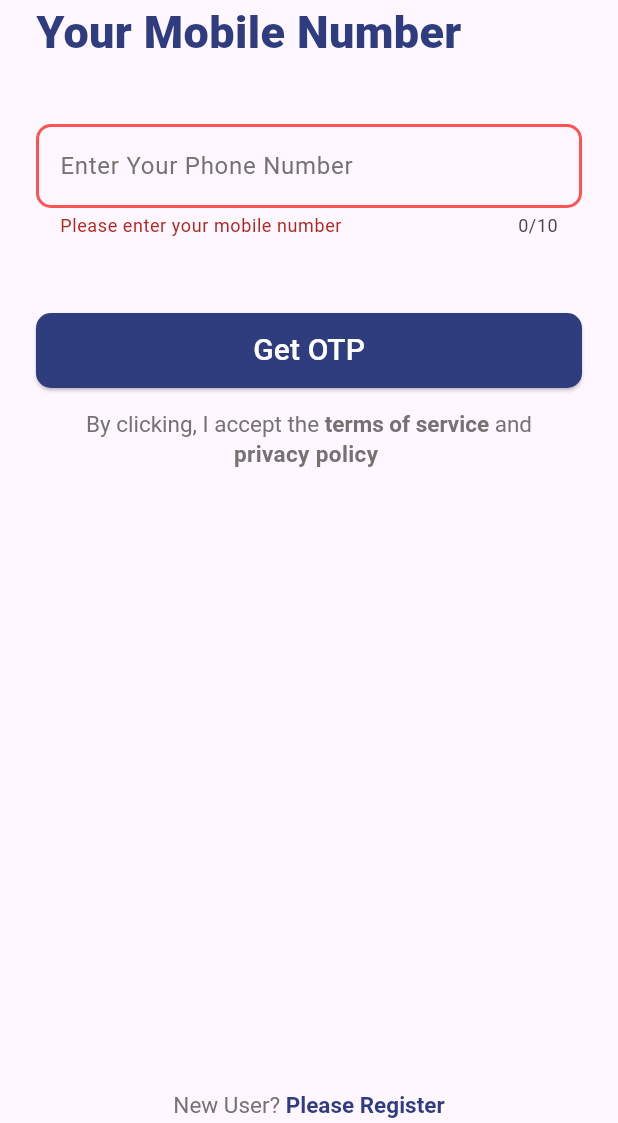
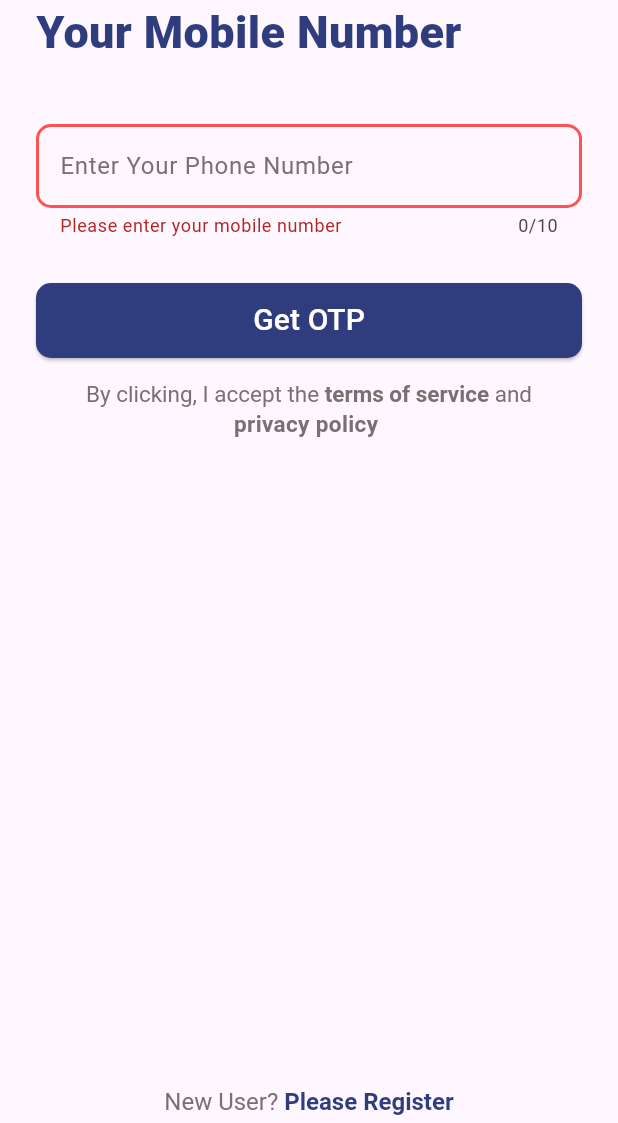
Before and after one commit to Mohammad-Rishad-p/info_cab, a Flutter app: the screen it shows after launch, after a tap on "Get OTP", on a phone screen of 412 x 824 dp, the part 113-1236 px from its top. Run offline on Flutter 3.47's test engine with Material 3 defaults, Android fonts, the phone set to English and light mode, and no system bars.

Commit message:
editted textfield in home, register,

```diff
--- a/lib/pages/user/dashboard_page.dart
+++ b/lib/pages/user/dashboard_page.dart
@@ -37,7 +37,6 @@ class _DashboardPageState extends State<DashboardPage> {
   ];
 
   void _onItemClick(int value) {
-    // [setState] is used to rebuild the [StatefulWidget].
     setState(() {
       _currentIndex = value;
     });
--- a/lib/pages/user/home_page.dart
+++ b/lib/pages/user/home_page.dart
@@ -7,10 +7,8 @@ import 'package:info_cab_u/components/container_card_widget.dart';
 import 'package:info_cab_u/components/round_image_widget.dart';
 import 'package:info_cab_u/components/bottom_navigation.dart';
 
-
 class HomePage extends StatefulWidget {
   const HomePage({super.key});
-
 
   @override
   State<HomePage> createState() => _MyHomePageState();
@@ -32,9 +30,10 @@ class _MyHomePageState extends State<HomePage> {
   Widget build(BuildContext context) {
     return Scaffold(
       appBar: AppBar(
-        title: Text('Home',style: TextStyle(
-          fontWeight: FontWeight.bold
-        ),),
+        title: const Text(
+          'Home',
+          style: TextStyle(fontWeight: FontWeight.bold),
+        ),
         centerTitle: true,
       ),
       drawer: Drawer(
@@ -44,7 +43,6 @@ class _MyHomePageState extends State<HomePage> {
             DrawerHeader(
               child: Text('Drawer Header'),
               decoration: BoxDecoration(
-                color: Colors.blue,
               ),
             ),
             ListTile(
@@ -70,7 +68,7 @@ class _MyHomePageState extends State<HomePage> {
         ),
       ),
       body: Padding(
-        padding: const EdgeInsets.all(16.0),
+        padding: const EdgeInsets.all(24.0),
         child: Form(
           key: _formKey,
           child: Column(
@@ -78,9 +76,24 @@ class _MyHomePageState extends State<HomePage> {
               const SizedBox(height: 55.0),
               DropdownButtonFormField<String>(
                 decoration: const InputDecoration(
-                  labelText: 'Starting From',
-                  border: OutlineInputBorder(),
-                ),
+                    labelText: 'Starting From',
+                    border: OutlineInputBorder(
+                        borderSide: BorderSide(color: textSecColor, width: 2.0),
+                        borderRadius: BorderRadius.all(Radius.circular(10))),
+                    enabledBorder: OutlineInputBorder(
+                      borderSide: BorderSide(color: textSecColor, width: 2.0),
+                      borderRadius: BorderRadius.all(Radius.circular(10)),
+                    ),
+                    errorBorder: OutlineInputBorder(
+                      borderSide:
+                          BorderSide(color: Colors.redAccent, width: 2.0),
+                      borderRadius: BorderRadius.all(Radius.circular(10)),
+                    ),
+                    focusedErrorBorder: OutlineInputBorder(
+                      borderSide:
+                          BorderSide(color: Colors.redAccent, width: 2.0),
+                      borderRadius: BorderRadius.all(Radius.circular(10)),
+                    )),
                 onChanged: (newValue) {
                   setState(() {
                     _selectedCompany = newValue!;
@@ -93,14 +106,27 @@ class _MyHomePageState extends State<HomePage> {
                   );
                 }).toList(),
               ),
-
               const SizedBox(height: 25.0),
-
               DropdownButtonFormField<String>(
                 decoration: const InputDecoration(
-                  labelText: 'EndPoint',
-                  border: OutlineInputBorder(),
-                ),
+                    labelText: 'EndPoint',
+                    border: OutlineInputBorder(
+                        borderSide: BorderSide(color: textSecColor, width: 2.0),
+                        borderRadius: BorderRadius.all(Radius.circular(10))),
+                    enabledBorder: OutlineInputBorder(
+                      borderSide: BorderSide(color: textSecColor, width: 2.0),
+                      borderRadius: BorderRadius.all(Radius.circular(10)),
+                    ),
+                    errorBorder: OutlineInputBorder(
+                      borderSide:
+                          BorderSide(color: Colors.redAccent, width: 2.0),
+                      borderRadius: BorderRadius.all(Radius.circular(10)),
+                    ),
+                    focusedErrorBorder: OutlineInputBorder(
+                      borderSide:
+                          BorderSide(color: Colors.redAccent, width: 2.0),
+                      borderRadius: BorderRadius.all(Radius.circular(10)),
+                    )),
                 onChanged: (newValue) {
                   setState(() {
                     _selectedCompany = newValue!;
@@ -116,15 +142,30 @@ class _MyHomePageState extends State<HomePage> {
               const SizedBox(height: 25.0),
               TextFormField(
                 decoration: const InputDecoration(
+                  suffixIcon: Icon(Icons.calendar_month_outlined),
                   labelText: 'Date',
-                  border: OutlineInputBorder(),
+                  border: OutlineInputBorder(
+                      borderSide: BorderSide(color: textSecColor, width: 2.0),
+                      borderRadius: BorderRadius.all(Radius.circular(10))),
+                  enabledBorder: OutlineInputBorder(
+                    borderSide: BorderSide(color: textSecColor, width: 2.0),
+                    borderRadius: BorderRadius.all(Radius.circular(10)),
+                  ),
+                  errorBorder: OutlineInputBorder(
+                    borderSide: BorderSide(color: Colors.redAccent, width: 2.0),
+                    borderRadius: BorderRadius.all(Radius.circular(10)),
+                  ),
+                  focusedErrorBorder: OutlineInputBorder(
+                    borderSide: BorderSide(color: Colors.redAccent, width: 2.0),
+                    borderRadius: BorderRadius.all(Radius.circular(10)),
+                  ),
                 ),
                 readOnly: true,
                 onTap: () async {
                   final DateTime? picked = await showDatePicker(
                     context: context,
                     initialDate: _selectedDate,
-                    firstDate: DateTime(2000),
+                    firstDate: DateTime(2024),
                     lastDate: DateTime(2101),
                   );
                   if (picked != null) {
@@ -138,44 +179,15 @@ class _MyHomePageState extends State<HomePage> {
                 ),
               ),
               const SizedBox(height: 32.0),
-              SizedBox(
-                width: double.infinity,
-                child: ElevatedButton(
-                  onPressed: () {
-                    if (_formKey.currentState!.validate()) {
-                      // Process data
-                    }
-                  },
-                  style: ButtonStyle(
-                      backgroundColor: MaterialStateProperty.all(buttonColor),
-                      foregroundColor: MaterialStateProperty.all(primaryColor)
-                  ),
-                  child: const Text('Submit'),
-                ),
+              Button(onPressed: () {}, text: "Submit"),
+              const SizedBox(
+                height: 15,
               ),
-              const SizedBox(height: 32.0),
-              SizedBox(
-                width: double.infinity,
-                child: ElevatedButton(
-                  onPressed: () {
-                    if (_formKey.currentState!.validate()) {
-                      // Process data
-                    }
-                  },
-                  style: ButtonStyle(
-                      backgroundColor: MaterialStateProperty.all(buttonColor),
-                      foregroundColor: MaterialStateProperty.all(primaryColor)
-                  ),
-                  child: const Text('Book Return'),
-                ),
-              ),
+              Button(onPressed: () {}, text: 'Book Return'),
             ],
           ),
         ),
       ),
-
-
-
     );
   }
 }
--- a/lib/pages/user/login_page.dart
+++ b/lib/pages/user/login_page.dart
@@ -48,11 +48,13 @@ class _LoginPageState extends State<LoginPage> {
                         borderRadius: BorderRadius.all(Radius.circular(10)),
                       ),
                       errorBorder: OutlineInputBorder(
-                        borderSide: BorderSide(color: Colors.redAccent, width: 2.0),
+                        borderSide:
+                            BorderSide(color: Colors.redAccent, width: 2.0),
                         borderRadius: BorderRadius.all(Radius.circular(10)),
                       ),
                       focusedErrorBorder: OutlineInputBorder(
-                        borderSide: BorderSide(color: Colors.redAccent, width: 2.0),
+                        borderSide:
+                            BorderSide(color: Colors.redAccent, width: 2.0),
                         borderRadius: BorderRadius.all(Radius.circular(10)),
                       ),
                     ),
@@ -64,7 +66,7 @@ class _LoginPageState extends State<LoginPage> {
                     },
                   ),
                   const SizedBox(
-                    height: 50,
+                    height: 30,
                   ),
                   Button(
                       onPressed: () {
@@ -117,7 +119,7 @@ class _LoginPageState extends State<LoginPage> {
                     ],
                   ),
                   SizedBox(
-                    height: 400,
+                    height: 418,
                   ),
                   Row(
                     mainAxisAlignment: MainAxisAlignment.center,
@@ -132,13 +134,13 @@ class _LoginPageState extends State<LoginPage> {
                               TextSpan(
                                 text: 'New User? ',
                                 style: TextStyle(
-                                    color: textSecColor, fontSize: 15),
+                                    color: textSecColor, fontSize: 16),
                               ),
                               TextSpan(
                                 text: 'Please Register',
                                 style: TextStyle(
                                     color: textPrimColor,
-                                    fontSize: 15,
+                                    fontSize: 16,
                                     fontWeight: FontWeight.bold),
                               ),
                             ],
```
Also changed, not shown: lib/pages/user/user_register_page.dart (+64 -16 lines).
